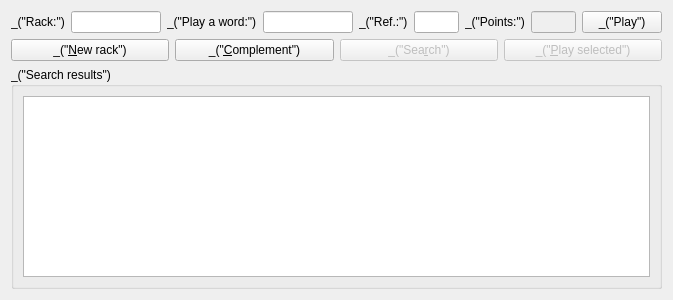
cjlano/eliot, file qt/ui/training_widget.ui: the form before one commit.
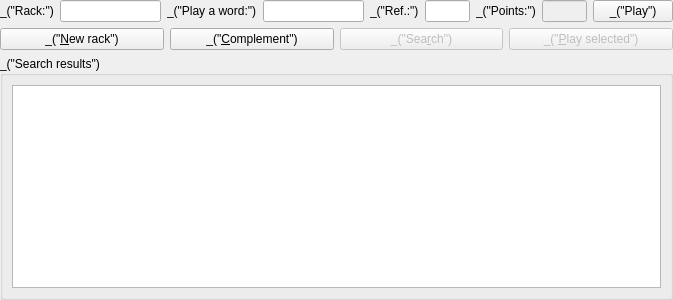
The form after the commit.

Commit message: Fix small layout issues (use less margin in some places)

```diff
--- a/qt/ui/training_widget.ui
+++ b/qt/ui/training_widget.ui
@@ -11,6 +11,9 @@
    </rect>
   </property>
   <layout class="QVBoxLayout" name="verticalLayout">
+   <property name="margin">
+    <number>0</number>
+   </property>
    <item>
     <layout class="QHBoxLayout">
      <item>
```
The commit also changes 2 other files.
